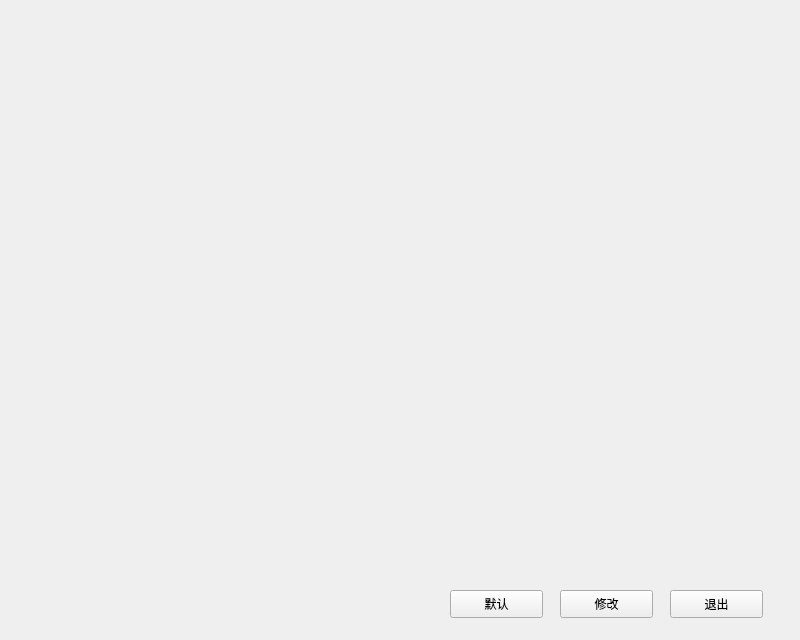
The window that TwistlockCV/Multi.ui (qinchang1/TwistlockCV) describes before a commit, drawn with Qt 5.
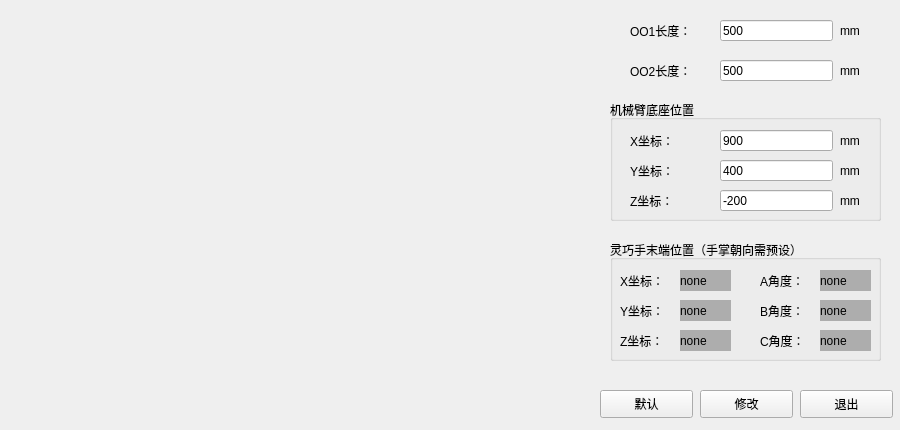
The same window after the commit. Icons and pictures are not drawn.

Diff of the .ui file:
```diff
--- a/TwistlockCV/Multi.ui
+++ b/TwistlockCV/Multi.ui
@@ -6,8 +6,8 @@
    <rect>
     <x>0</x>
     <y>0</y>
-    <width>800</width>
-    <height>640</height>
+    <width>900</width>
+    <height>430</height>
    </rect>
   </property>
   <property name="windowTitle">
@@ -17,9 +17,9 @@
    <widget class="QLabel" name="label">
     <property name="geometry">
      <rect>
-      <x>20</x>
-      <y>40</y>
-      <width>651</width>
+      <x>10</x>
+      <y>10</y>
+      <width>581</width>
       <height>411</height>
      </rect>
     </property>
@@ -33,8 +33,8 @@
    <widget class="QPushButton" name="default_pushButton">
     <property name="geometry">
      <rect>
-      <x>450</x>
-      <y>590</y>
+      <x>600</x>
+      <y>390</y>
       <width>93</width>
       <height>28</height>
      </rect>
@@ -46,8 +46,8 @@
    <widget class="QPushButton" name="cancel_pushButton">
     <property name="geometry">
      <rect>
-      <x>670</x>
-      <y>590</y>
+      <x>800</x>
+      <y>390</y>
       <width>93</width>
       <height>28</height>
      </rect>
@@ -59,8 +59,8 @@
    <widget class="QPushButton" name="update_pushButton">
     <property name="geometry">
      <rect>
-      <x>560</x>
-      <y>590</y>
+      <x>700</x>
+      <y>390</y>
       <width>93</width>
       <height>28</height>
      </rect>
@@ -69,6 +69,401 @@
      <string>修改</string>
     </property>
    </widget>
+   <widget class="QLabel" name="label_2">
+    <property name="geometry">
+     <rect>
+      <x>630</x>
+      <y>20</y>
+      <width>91</width>
+      <height>21</height>
+     </rect>
+    </property>
+    <property name="text">
+     <string>OO1长度：</string>
+    </property>
+   </widget>
+   <widget class="QLineEdit" name="lineEdit">
+    <property name="geometry">
+     <rect>
+      <x>720</x>
+      <y>20</y>
+      <width>113</width>
+      <height>21</height>
+     </rect>
+    </property>
+    <property name="text">
+     <string>500</string>
+    </property>
+   </widget>
+   <widget class="QLabel" name="label_3">
+    <property name="geometry">
+     <rect>
+      <x>630</x>
+      <y>60</y>
+      <width>91</width>
+      <height>21</height>
+     </rect>
+    </property>
+    <property name="text">
+     <string>OO2长度：</string>
+    </property>
+   </widget>
+   <widget class="QLineEdit" name="lineEdit_2">
+    <property name="geometry">
+     <rect>
+      <x>720</x>
+      <y>60</y>
+      <width>113</width>
+      <height>21</height>
+     </rect>
+    </property>
+    <property name="text">
+     <string>500</string>
+    </property>
+   </widget>
+   <widget class="QLabel" name="label_4">
+    <property name="geometry">
+     <rect>
+      <x>840</x>
+      <y>20</y>
+      <width>41</width>
+      <height>21</height>
+     </rect>
+    </property>
+    <property name="text">
+     <string>mm</string>
+    </property>
+   </widget>
+   <widget class="QLabel" name="label_5">
+    <property name="geometry">
+     <rect>
+      <x>840</x>
+      <y>60</y>
+      <width>41</width>
+      <height>21</height>
+     </rect>
+    </property>
+    <property name="text">
+     <string>mm</string>
+    </property>
+   </widget>
+   <widget class="QGroupBox" name="groupBox">
+    <property name="geometry">
+     <rect>
+      <x>610</x>
+      <y>100</y>
+      <width>271</width>
+      <height>121</height>
+     </rect>
+    </property>
+    <property name="title">
+     <string>机械臂底座位置</string>
+    </property>
+    <widget class="QLabel" name="label_6">
+     <property name="geometry">
+      <rect>
+       <x>20</x>
+       <y>30</y>
+       <width>91</width>
+       <height>21</height>
+      </rect>
+     </property>
+     <property name="text">
+      <string>X坐标：</string>
+     </property>
+    </widget>
+    <widget class="QLineEdit" name="lineEdit_3">
+     <property name="geometry">
+      <rect>
+       <x>110</x>
+       <y>30</y>
+       <width>113</width>
+       <height>21</height>
+      </rect>
+     </property>
+     <property name="text">
+      <string>900</string>
+     </property>
+    </widget>
+    <widget class="QLabel" name="label_7">
+     <property name="geometry">
+      <rect>
+       <x>230</x>
+       <y>30</y>
+       <width>41</width>
+       <height>21</height>
+      </rect>
+     </property>
+     <property name="text">
+      <string>mm</string>
+     </property>
+    </widget>
+    <widget class="QLineEdit" name="lineEdit_4">
+     <property name="geometry">
+      <rect>
+       <x>110</x>
+       <y>60</y>
+       <width>113</width>
+       <height>21</height>
+      </rect>
+     </property>
+     <property name="text">
+      <string>400</string>
+     </property>
+    </widget>
+    <widget class="QLabel" name="label_8">
+     <property name="geometry">
+      <rect>
+       <x>230</x>
+       <y>60</y>
+       <width>41</width>
+       <height>21</height>
+      </rect>
+     </property>
+     <property name="text">
+      <string>mm</string>
+     </property>
+    </widget>
+    <widget class="QLabel" name="label_9">
+     <property name="geometry">
+      <rect>
+       <x>20</x>
+       <y>60</y>
+       <width>91</width>
+       <height>21</height>
+      </rect>
+     </property>
+     <property name="text">
+      <string>Y坐标：</string>
+     </property>
+    </widget>
+    <widget class="QLineEdit" name="lineEdit_5">
+     <property name="geometry">
+      <rect>
+       <x>110</x>
+       <y>90</y>
+       <width>113</width>
+       <height>21</height>
+      </rect>
+     </property>
+     <property name="text">
+      <string>-200</string>
+     </property>
+    </widget>
+    <widget class="QLabel" name="label_10">
+     <property name="geometry">
+      <rect>
+       <x>230</x>
+       <y>90</y>
+       <width>41</width>
+       <height>21</height>
+      </rect>
+     </property>
+     <property name="text">
+      <string>mm</string>
+     </property>
+    </widget>
+    <widget class="QLabel" name="label_11">
+     <property name="geometry">
+      <rect>
+       <x>20</x>
+       <y>90</y>
+       <width>91</width>
+       <height>21</height>
+      </rect>
+     </property>
+     <property name="text">
+      <string>Z坐标：</string>
+     </property>
+    </widget>
+   </widget>
+   <widget class="QGroupBox" name="groupBox_2">
+    <property name="geometry">
+     <rect>
+      <x>610</x>
+      <y>240</y>
+      <width>271</width>
+      <height>121</height>
+     </rect>
+    </property>
+    <property name="title">
+     <string>灵巧手末端位置（手掌朝向需预设）</string>
+    </property>
+    <widget class="QLabel" name="label_12">
+     <property name="geometry">
+      <rect>
+       <x>10</x>
+       <y>60</y>
+       <width>61</width>
+       <height>21</height>
+      </rect>
+     </property>
+     <property name="text">
+      <string>Y坐标：</string>
+     </property>
+    </widget>
+    <widget class="QLabel" name="label_13">
+     <property name="geometry">
+      <rect>
+       <x>10</x>
+       <y>90</y>
+       <width>61</width>
+       <height>21</height>
+      </rect>
+     </property>
+     <property name="text">
+      <string>Z坐标：</string>
+     </property>
+    </widget>
+    <widget class="QLabel" name="label_14">
+     <property name="geometry">
+      <rect>
+       <x>10</x>
+       <y>30</y>
+       <width>61</width>
+       <height>21</height>
+      </rect>
+     </property>
+     <property name="text">
+      <string>X坐标：</string>
+     </property>
+    </widget>
+    <widget class="QLabel" name="label_17">
+     <property name="geometry">
+      <rect>
+       <x>70</x>
+       <y>90</y>
+       <width>51</width>
+       <height>21</height>
+      </rect>
+     </property>
+     <property name="styleSheet">
+      <string notr="true">background-color: rgb(173, 173, 173);</string>
+     </property>
+     <property name="text">
+      <string>none</string>
+     </property>
+    </widget>
+    <widget class="QLabel" name="label_18">
+     <property name="geometry">
+      <rect>
+       <x>70</x>
+       <y>60</y>
+       <width>51</width>
+       <height>21</height>
+      </rect>
+     </property>
+     <property name="styleSheet">
+      <string notr="true">background-color: rgb(173, 173, 173);</string>
+     </property>
+     <property name="text">
+      <string>none</string>
+     </property>
+    </widget>
+    <widget class="QLabel" name="label_19">
+     <property name="geometry">
+      <rect>
+       <x>70</x>
+       <y>30</y>
+       <width>51</width>
+       <height>21</height>
+      </rect>
+     </property>
+     <property name="styleSheet">
+      <string notr="true">background-color: rgb(173, 173, 173);</string>
+     </property>
+     <property name="text">
+      <string>none</string>
+     </property>
+    </widget>
+    <widget class="QLabel" name="label_15">
+     <property name="geometry">
+      <rect>
+       <x>150</x>
+       <y>60</y>
+       <width>61</width>
+       <height>21</height>
+      </rect>
+     </property>
+     <property name="text">
+      <string>B角度：</string>
+     </property>
+    </widget>
+    <widget class="QLabel" name="label_16">
+     <property name="geometry">
+      <rect>
+       <x>150</x>
+       <y>30</y>
+       <width>61</width>
+       <height>21</height>
+      </rect>
+     </property>
+     <property name="text">
+      <string>A角度：</string>
+     </property>
+    </widget>
+    <widget class="QLabel" name="label_20">
+     <property name="geometry">
+      <rect>
+       <x>210</x>
+       <y>30</y>
+       <width>51</width>
+       <height>21</height>
+      </rect>
+     </property>
+     <property name="styleSheet">
+      <string notr="true">background-color: rgb(173, 173, 173);</string>
+     </property>
+     <property name="text">
+      <string>none</string>
+     </property>
+    </widget>
+    <widget class="QLabel" name="label_21">
+     <property name="geometry">
+      <rect>
+       <x>150</x>
+       <y>90</y>
+       <width>61</width>
+       <height>21</height>
+      </rect>
+     </property>
+     <property name="text">
+      <string>C角度：</string>
+     </property>
+    </widget>
+    <widget class="QLabel" name="label_22">
+     <property name="geometry">
+      <rect>
+       <x>210</x>
+       <y>60</y>
+       <width>51</width>
+       <height>21</height>
+      </rect>
+     </property>
+     <property name="styleSheet">
+      <string notr="true">background-color: rgb(173, 173, 173);</string>
+     </property>
+     <property name="text">
+      <string>none</string>
+     </property>
+    </widget>
+    <widget class="QLabel" name="label_23">
+     <property name="geometry">
+      <rect>
+       <x>210</x>
+       <y>90</y>
+       <width>51</width>
+       <height>21</height>
+      </rect>
+     </property>
+     <property name="styleSheet">
+      <string notr="true">background-color: rgb(173, 173, 173);</string>
+     </property>
+     <property name="text">
+      <string>none</string>
+     </property>
+    </widget>
+   </widget>
   </widget>
  </widget>
  <resources>
```
